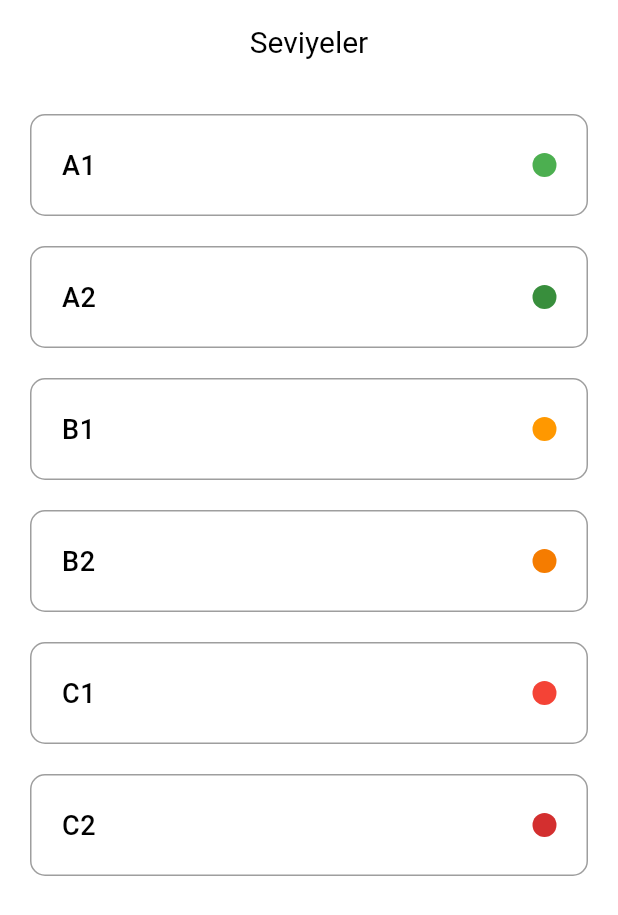
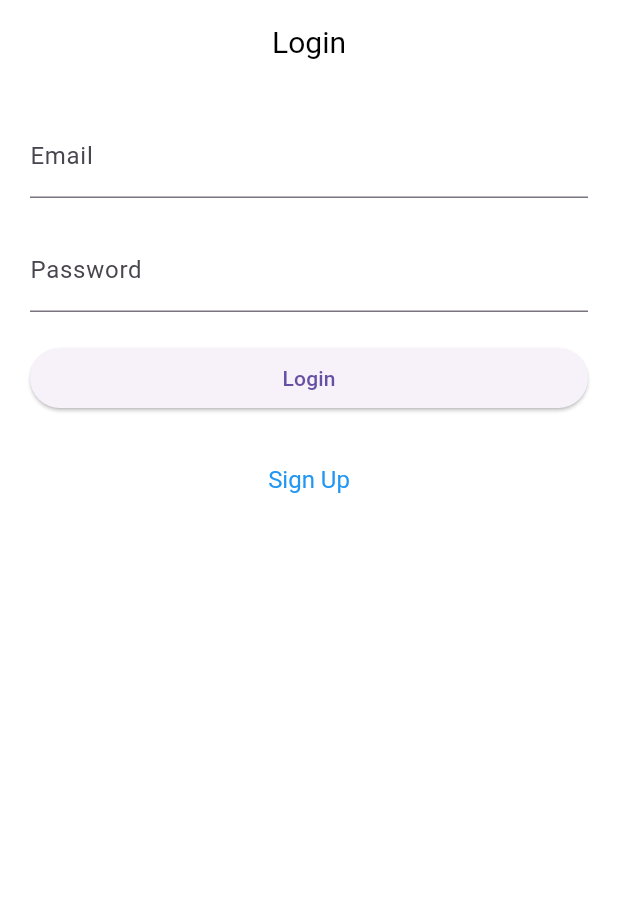
Before and after one commit to Emir1719/Read-Short-English-Book, a Flutter app: the screen it shows after launch, on a phone screen of 412 x 824 dp. Shown: the top 915 px of the screen. Run offline on Flutter 3.47's test engine with Material 3 defaults, Android fonts, the phone set to English and light mode, and no system bars; our stand-ins replace bloc, equatable, firebase_auth, firebase_core, flutter_bloc, get_it; accounts and stored records are empty.

Commit message:
auth ve profil eklendi

```diff
--- /dev/null
+++ b/lib/features/auth/data/dependency/auth_dependency.dart
@@ -0,0 +1,14 @@
+// get_it singleton'ı oluşturuyoruz
+import 'package:english_will_fly/features/auth/data/repositories/firebase_auth.dart';
+import 'package:english_will_fly/features/auth/data/repositories/i_auth_repository.dart';
+import 'package:firebase_auth/firebase_auth.dart';
+import 'package:get_it/get_it.dart';
+
+final getIt = GetIt.instance;
+
+void setupDependencies() {
+  // FirebaseAuth bağımlılığını sağla
+  getIt.registerLazySingleton<AuthenticationRepository>(
+    () => FirebaseAuthenticationRepository(FirebaseAuth.instance),
+  );
+}
--- /dev/null
+++ b/lib/features/auth/data/repositories/firebase_auth.dart
@@ -0,0 +1,36 @@
+import 'package:english_will_fly/features/auth/data/repositories/i_auth_repository.dart';
+import 'package:firebase_auth/firebase_auth.dart';
+
+class FirebaseAuthenticationRepository implements AuthenticationRepository {
+  final FirebaseAuth _firebaseAuth;
+
+  FirebaseAuthenticationRepository(this._firebaseAuth);
+
+  @override
+  Future<User?> signUp(String email, String password) async {
+    final UserCredential userCredential = await _firebaseAuth.createUserWithEmailAndPassword(
+      email: email,
+      password: password,
+    );
+    return userCredential.user;
+  }
+
+  @override
+  Future<User?> signIn(String email, String password) async {
+    final UserCredential userCredential = await _firebaseAuth.signInWithEmailAndPassword(
+      email: email,
+      password: password,
+    );
+    return userCredential.user;
+  }
+
+  @override
+  Future<void> signOut() async {
+    await _firebaseAuth.signOut();
+  }
+
+  @override
+  Future<User?> getCurrentUser() async {
+    return _firebaseAuth.currentUser;
+  }
+}
--- /dev/null
+++ b/lib/features/auth/data/repositories/i_auth_repository.dart
@@ -0,0 +1,8 @@
+import 'package:firebase_auth/firebase_auth.dart';
+
+abstract class AuthenticationRepository {
+  Future<User?> signUp(String email, String password);
+  Future<User?> signIn(String email, String password);
+  Future<void> signOut();
+  Future<User?> getCurrentUser();
+}
--- a/lib/features/auth/presentation/bloc/auth_event.dart
+++ b/lib/features/auth/presentation/bloc/auth_event.dart
@@ -1,8 +1,32 @@
-part of 'auth_bloc.dart';
+import 'package:equatable/equatable.dart';
 
-abstract class AuthEvent extends Equatable {
-  const AuthEvent();
+abstract class AuthenticationEvent extends Equatable {
+  const AuthenticationEvent();
 
   @override
-  List<Object> get props => [];
+  List<Object?> get props => [];
 }
+
+class AppStarted extends AuthenticationEvent {}
+
+class SignUpRequested extends AuthenticationEvent {
+  final String email;
+  final String password;
+
+  const SignUpRequested(this.email, this.password);
+
+  @override
+  List<Object?> get props => [email, password];
+}
+
+class SignInRequested extends AuthenticationEvent {
+  final String email;
+  final String password;
+
+  const SignInRequested(this.email, this.password);
+
+  @override
+  List<Object?> get props => [email, password];
+}
+
+class SignOutRequested extends AuthenticationEvent {}
--- a/lib/features/auth/presentation/bloc/auth_state.dart
+++ b/lib/features/auth/presentation/bloc/auth_state.dart
@@ -1,9 +1,33 @@
-part of 'auth_bloc.dart';
+import 'package:equatable/equatable.dart';
+import 'package:firebase_auth/firebase_auth.dart';
 
-abstract class AuthState extends Equatable {
-  const AuthState();
+abstract class AuthenticationState extends Equatable {
+  const AuthenticationState();
 
   @override
-  List<Object> get props => [];
+  List<Object?> get props => [];
 }
-class AuthInitial extends AuthState {}
+
+class AuthenticationInitial extends AuthenticationState {}
+
+class AuthenticationLoading extends AuthenticationState {}
+
+class AuthenticationAuthenticated extends AuthenticationState {
+  final User user;
+
+  const AuthenticationAuthenticated(this.user);
+
+  @override
+  List<Object?> get props => [user];
+}
+
+class AuthenticationUnauthenticated extends AuthenticationState {}
+
+class AuthenticationFailure extends AuthenticationState {
+  final String error;
+
+  const AuthenticationFailure(this.error);
+
+  @override
+  List<Object?> get props => [error];
+}
--- /dev/null
+++ b/lib/features/auth/presentation/view/auth/login_view.dart
@@ -0,0 +1,64 @@
+import 'package:english_will_fly/features/auth/presentation/bloc/auth_bloc.dart';
+import 'package:english_will_fly/features/auth/presentation/bloc/auth_state.dart';
+import 'package:english_will_fly/features/auth/presentation/widgets/auth/error_listener.dart';
+import 'package:english_will_fly/features/auth/presentation/widgets/auth/login_button.dart';
+import 'package:english_will_fly/features/auth/presentation/widgets/auth/signup_button.dart';
+import 'package:english_will_fly/features/reading/presentation/view/home/home_view.dart';
+import 'package:english_will_fly/features/reading/util/padding.dart';
+import 'package:flutter/material.dart';
+import 'package:flutter_bloc/flutter_bloc.dart';
+
+class LoginView extends StatelessWidget {
+  const LoginView({super.key});
+
+  @override
+  Widget build(BuildContext context) {
+    final TextEditingController email = TextEditingController();
+    final TextEditingController password = TextEditingController();
+    const space = SizedBox(height: 20);
+
+    return Scaffold(
+      appBar: AppBar(title: const Text("Login")),
+      body: BlocListener<AuthenticationBloc, AuthenticationState>(
+        listener: _listener,
+        child: Padding(
+          padding: AppPadding.defaults,
+          child: ListView(
+            children: [
+              TextField(
+                controller: email,
+                decoration: const InputDecoration(labelText: "Email"),
+              ),
+              space,
+              TextField(
+                controller: password,
+                decoration: const InputDecoration(labelText: "Password"),
+                obscureText: true,
+              ),
+              space,
+              LoginButton(email: email, password: password),
+              space,
+              SignUpButton(email: email, password: password),
+              const AuthErrorListener(),
+            ],
+          ),
+        ),
+      ),
+    );
+  }
+
+  void _listener(context, state) {
+    if (state is AuthenticationAuthenticated) {
+      // Kayıt ya da giriş başarılıysa ana sayfaya yönlendir
+      Navigator.pushReplacement(
+        context,
+        MaterialPageRoute(builder: (context) => const HomeView()),
+      );
+    } else if (state is AuthenticationFailure) {
+      // Hata mesajı göster
+      ScaffoldMessenger.of(context).showSnackBar(
+        SnackBar(content: Text('Authentication Failure: ${state.error}')),
+      );
+    }
+  }
+}
--- /dev/null
+++ b/lib/features/auth/presentation/widgets/auth/login_button.dart
@@ -0,0 +1,22 @@
+import 'package:english_will_fly/features/auth/presentation/bloc/auth_bloc.dart';
+import 'package:english_will_fly/features/auth/presentation/bloc/auth_event.dart';
+import 'package:flutter/material.dart';
+import 'package:flutter_bloc/flutter_bloc.dart';
+
+class LoginButton extends StatelessWidget {
+  const LoginButton({super.key, required this.email, required this.password});
+  final TextEditingController email;
+  final TextEditingController password;
+
+  @override
+  Widget build(BuildContext context) {
+    return ElevatedButton(
+      onPressed: () {
+        context.read<AuthenticationBloc>().add(
+              SignInRequested(email.text, password.text),
+            );
+      },
+      child: const Text("Login"),
+    );
+  }
+}
--- /dev/null
+++ b/lib/features/auth/presentation/widgets/auth/signup_button.dart
@@ -0,0 +1,22 @@
+import 'package:english_will_fly/features/auth/presentation/bloc/auth_bloc.dart';
+import 'package:english_will_fly/features/auth/presentation/bloc/auth_event.dart';
+import 'package:flutter/material.dart';
+import 'package:flutter_bloc/flutter_bloc.dart';
+
+class SignUpButton extends StatelessWidget {
+  const SignUpButton({super.key, required this.email, required this.password});
+  final TextEditingController email;
+  final TextEditingController password;
+
+  @override
+  Widget build(BuildContext context) {
+    return TextButton(
+      onPressed: () {
+        context.read<AuthenticationBloc>().add(
+              SignUpRequested(email.text, password.text),
+            );
+      },
+      child: const Text("Sign Up"),
+    );
+  }
+}
--- a/lib/main.dart
+++ b/lib/main.dart
@@ -1,6 +1,10 @@
+import 'package:english_will_fly/features/auth/data/dependency/auth_dependency.dart';
+import 'package:english_will_fly/features/auth/data/repositories/i_auth_repository.dart';
+import 'package:english_will_fly/features/auth/presentation/bloc/auth_bloc.dart';
+import 'package:english_will_fly/features/auth/presentation/bloc/auth_event.dart';
+import 'package:english_will_fly/features/auth/presentation/view/splash/splash_view.dart';
 import 'package:english_will_fly/features/reading/presentation/bloc/dictionary/dictionary_bloc.dart';
 import 'package:english_will_fly/features/reading/presentation/bloc/reading_bloc.dart';
-import 'package:english_will_fly/features/reading/presentation/view/home/home_view.dart';
 import 'package:english_will_fly/features/reading/util/theme.dart';
 import 'package:english_will_fly/firebase_options.dart';
 import 'package:firebase_core/firebase_core.dart';
@@ -12,6 +16,7 @@ Future<void> main() async {
   await Firebase.initializeApp(
     options: DefaultFirebaseOptions.currentPlatform,
   );
+  setupDependencies();
   runApp(const MainApp());
 }
 
@@ -24,12 +29,13 @@ class MainApp extends StatelessWidget {
       providers: [
         BlocProvider(create: (context) => ReadingBloc()),
         BlocProvider(create: (context) => DictionaryBloc()..add(FetchDictionary())),
+        BlocProvider(create: (context) => AuthenticationBloc(getIt<AuthenticationRepository>())..add(AppStarted()))
       ],
       child: MaterialApp(
         title: "English Will Fly",
         debugShowCheckedModeBanner: false,
         theme: AppTheme.light,
-        home: const HomeView(),
+        home: const SplashView(),
       ),
     );
   }
--- a/pubspec.yaml
+++ b/pubspec.yaml
@@ -20,6 +20,7 @@ dependencies:
     sdk: flutter
   mockito: ^5.4.4
   test: ^1.24.9
+  get_it: ^7.7.0
 
 dev_dependencies:
   flutter_lints: ^4.0.0
```
Also changed, not shown: lib/features/auth/presentation/bloc/auth_bloc.dart (+55 -9 lines), lib/features/auth/presentation/view/splash/splash_view.dart (added, +33 -0 lines), lib/features/auth/presentation/widgets/auth/error_listener.dart (added, +22 -0 lines), lib/features/reading/presentation/view/home/home_view.dart (+15 -1 lines), lib/features/reading/presentation/view/profile/profile_view.dart (added, +61 -0 lines), pubspec.lock.
